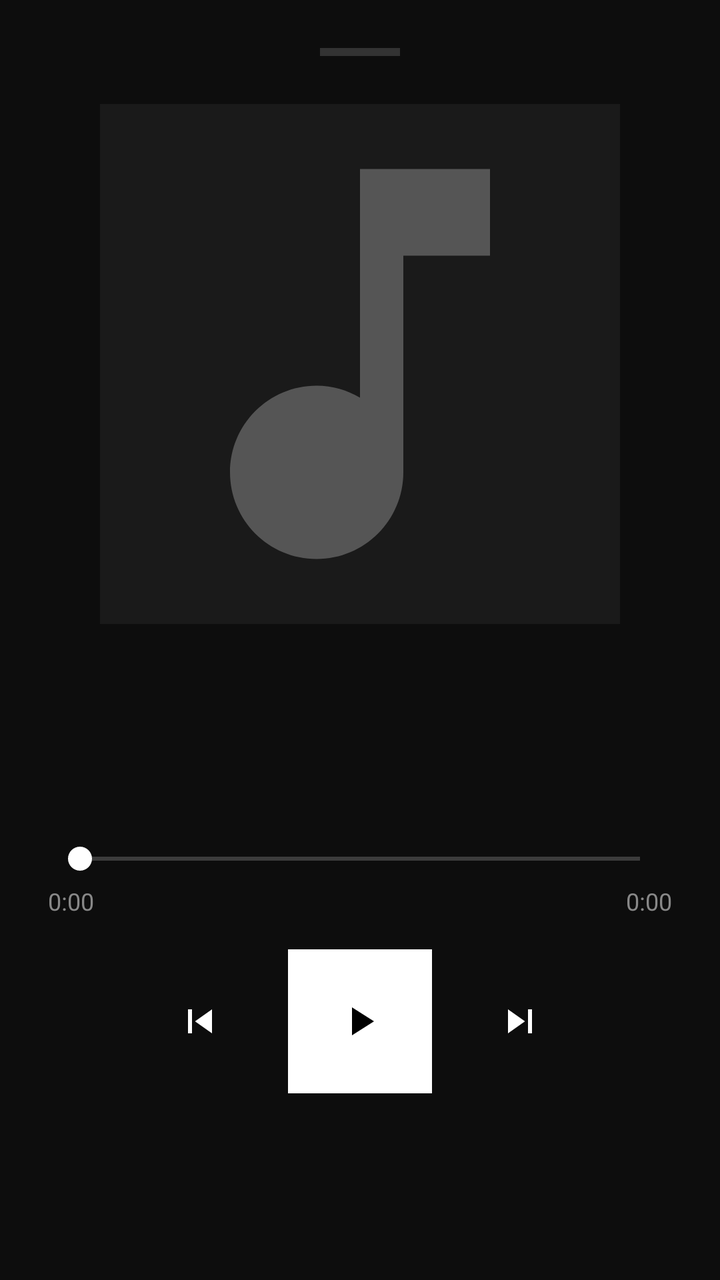
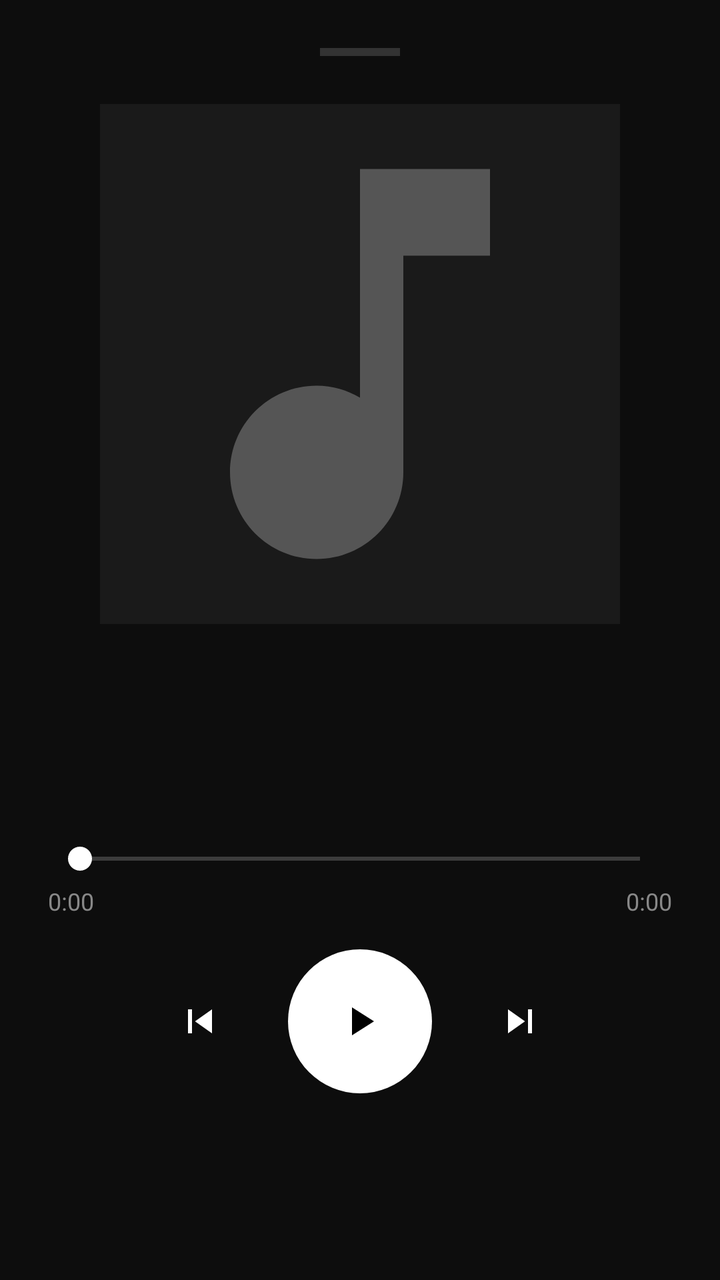

Two renders of the same Android screen: before a commit and after it. Below are the layout's source before the change and the commit's diff.
<!-- AndroidManifest.xml: application theme Theme.StormBeats -->
<!-- res/layout/fragment_player.xml -->
<?xml version="1.0" encoding="utf-8"?>
<LinearLayout
    xmlns:android="http://schemas.android.com/apk/res/android"
    android:layout_width="match_parent"
    android:layout_height="wrap_content"
    android:background="#0D0D0D"
    android:orientation="vertical"
    android:padding="24dp">

    
    <View
        android:layout_width="40dp"
        android:layout_height="4dp"
        android:background="#333333"
        android:layout_gravity="center_horizontal"
        android:layout_marginBottom="24dp"/>

    
    <ImageView
        android:id="@+id/albumArt"
        android:layout_width="260dp"
        android:layout_height="260dp"
        android:layout_gravity="center_horizontal"
        android:scaleType="centerCrop"
        android:background="#1A1A1A"
        android:src="@drawable/ic_music_note"
        android:layout_marginBottom="24dp"/>

    
    <TextView
        android:id="@+id/songTitle"
        android:layout_width="match_parent"
        android:layout_height="wrap_content"
        android:textColor="#FFFFFF"
        android:textSize="20sp"
        android:textStyle="bold"
        android:maxLines="1"
        android:ellipsize="end"
        android:gravity="center"/>

    <TextView
        android:id="@+id/artistName"
        android:layout_width="match_parent"
        android:layout_height="wrap_content"
        android:textColor="#AAAAAA"
        android:textSize="14sp"
        android:gravity="center"
        android:layout_marginTop="4dp"/>

    <TextView
        android:id="@+id/albumName"
        android:layout_width="match_parent"
        android:layout_height="wrap_content"
        android:textColor="#666666"
        android:textSize="12sp"
        android:gravity="center"
        android:layout_marginTop="2dp"
        android:layout_marginBottom="16dp"/>

    
    <SeekBar
        android:id="@+id/seekBar"
        android:layout_width="match_parent"
        android:layout_height="wrap_content"
        android:progressTint="#FFFFFF"
        android:thumbTint="#FFFFFF"/>

    <LinearLayout
        android:layout_width="match_parent"
        android:layout_height="wrap_content"
        android:orientation="horizontal"
        android:layout_marginTop="4dp">

        <TextView
            android:id="@+id/currentTime"
            android:layout_width="wrap_content"
            android:layout_height="wrap_content"
            android:text="0:00"
            android:textColor="#888888"
            android:textSize="12sp"/>

        <View android:layout_width="0dp" android:layout_height="1dp" android:layout_weight="1"/>

        <TextView
            android:id="@+id/totalTime"
            android:layout_width="wrap_content"
            android:layout_height="wrap_content"
            android:text="0:00"
            android:textColor="#888888"
            android:textSize="12sp"/>
    </LinearLayout>

    
    <LinearLayout
        android:layout_width="match_parent"
        android:layout_height="wrap_content"
        android:orientation="horizontal"
        android:gravity="center"
        android:layout_marginTop="16dp">

        <ImageButton
            android:id="@+id/btnPrevious"
            android:layout_width="56dp"
            android:layout_height="56dp"
            android:background="?attr/selectableItemBackgroundBorderless"
            android:src="@drawable/ic_skip_previous"
            android:tint="#FFFFFF"/>

        <ImageButton
            android:id="@+id/btnPlayPause"
            android:layout_width="72dp"
            android:layout_height="72dp"
            android:background="#FFFFFF"
            android:src="@drawable/ic_play"
            android:tint="#000000"
            android:layout_marginHorizontal="16dp"/>

        <ImageButton
            android:id="@+id/btnNext"
            android:layout_width="56dp"
            android:layout_height="56dp"
            android:background="?attr/selectableItemBackgroundBorderless"
            android:src="@drawable/ic_skip_next"
            android:tint="#FFFFFF"/>

    </LinearLayout>

</LinearLayout>
<!-- resources referenced by this layout -->
<resources>
  <!-- drawable ic_music_note (drawable) -->
  <vector xmlns:android="http://schemas.android.com/apk/res/android" android:width="24dp" android:height="24dp" android:viewportWidth="24" android:viewportHeight="24">
    <path android:fillColor="#555555" android:pathData="M12,3v10.55c-0.59,-0.34 -1.27,-0.55 -2,-0.55 -2.21,0 -4,1.79 -4,4s1.79,4 4,4 4,-1.79 4,-4V7h4V3h-6z"/>
  </vector>
  <!-- drawable ic_play (drawable) -->
  <vector xmlns:android="http://schemas.android.com/apk/res/android" android:width="24dp" android:height="24dp" android:viewportWidth="24" android:viewportHeight="24">
    <path android:fillColor="#FFFFFF" android:pathData="M8,5v14l11,-7z"/>
  </vector>
  <!-- drawable ic_skip_next (drawable) -->
  <vector xmlns:android="http://schemas.android.com/apk/res/android" android:width="24dp" android:height="24dp" android:viewportWidth="24" android:viewportHeight="24">
    <path android:fillColor="#FFFFFF" android:pathData="M6,18l8.5,-6L6,6v12zM16,6v12h2V6h-2z"/>
  </vector>
  <!-- drawable ic_skip_previous (drawable) -->
  <vector xmlns:android="http://schemas.android.com/apk/res/android" android:width="24dp" android:height="24dp" android:viewportWidth="24" android:viewportHeight="24">
    <path android:fillColor="#FFFFFF" android:pathData="M6,6h2v12H6zm3.5,6l8.5,6V6z"/>
  </vector>
  <style name="Theme.StormBeats" parent="Theme.Material3.Dark">
          <item name="colorPrimary">@color/white</item>
          <item name="colorOnPrimary">@color/black</item>
          <item name="colorPrimaryContainer">#1A1A1A</item>
          <item name="colorSurface">@color/surface</item>
          <item name="colorSurfaceVariant">#111111</item>
          <item name="colorBackground">@color/black</item>
          <item name="android:colorBackground">@color/black</item>
          <item name="android:windowBackground">@color/black</item>
          <item name="android:statusBarColor">@color/black</item>
          <item name="android:navigationBarColor">@color/black</item>
          <item name="colorOnSurface">@color/white</item>
          <item name="android:textColorPrimary">@color/white</item>
          <item name="android:textColorSecondary">@color/text_secondary</item>
      </style>
  <color name="white">#FFFFFF</color>
  <color name="black">#000000</color>
  <color name="surface">#0D0D0D</color>
  <color name="text_secondary">#AAAAAA</color>
</resources>

<!-- the commit's change to res/layout/fragment_player.xml (unified diff, before → after) -->
@@ -110,7 +110,7 @@
             android:id="@+id/btnPlayPause"
             android:layout_width="72dp"
             android:layout_height="72dp"
-            android:background="#FFFFFF"
+            android:background="@drawable/bg_play_button"
             android:src="@drawable/ic_play"
             android:tint="#000000"
             android:layout_marginHorizontal="16dp"/>
<!-- resource entries referenced after the edit -->
@@ -1,5 +1,11 @@
 <!-- resources referenced by this layout -->
 <resources>
+  <!-- drawable bg_play_button (drawable) -->
+  <?xml version="1.0" encoding="utf-8"?>
+  <shape xmlns:android="http://schemas.android.com/apk/res/android"
+      android:shape="oval">
+      <solid android:color="#FFFFFF"/>
+  </shape>
   <!-- drawable ic_music_note (drawable) -->
   <vector xmlns:android="http://schemas.android.com/apk/res/android" android:width="24dp" android:height="24dp" android:viewportWidth="24" android:viewportHeight="24">
     <path android:fillColor="#555555" android:pathData="M12,3v10.55c-0.59,-0.34 -1.27,-0.55 -2,-0.55 -2.21,0 -4,1.79 -4,4s1.79,4 4,4 4,-1.79 4,-4V7h4V3h-6z"/>
@@ -22,7 +28,6 @@
           <item name="colorPrimaryContainer">#1A1A1A</item>
           <item name="colorSurface">@color/surface</item>
           <item name="colorSurfaceVariant">#111111</item>
-          <item name="colorBackground">@color/black</item>
           <item name="android:colorBackground">@color/black</item>
           <item name="android:windowBackground">@color/black</item>
           <item name="android:statusBarColor">@color/black</item>
